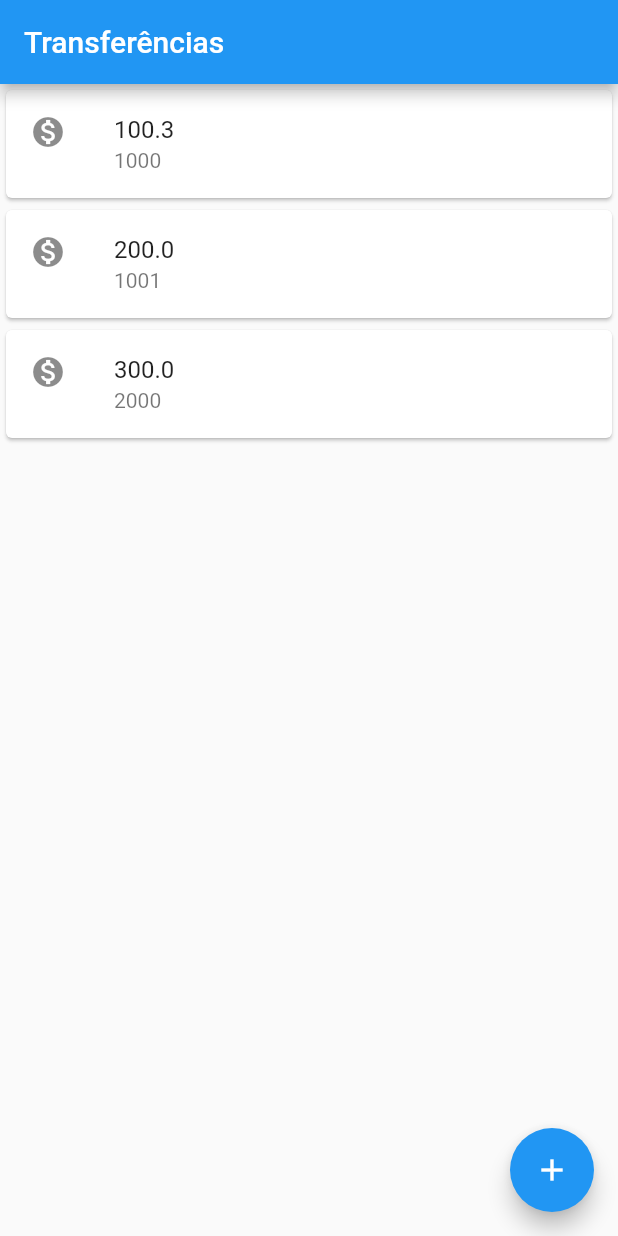
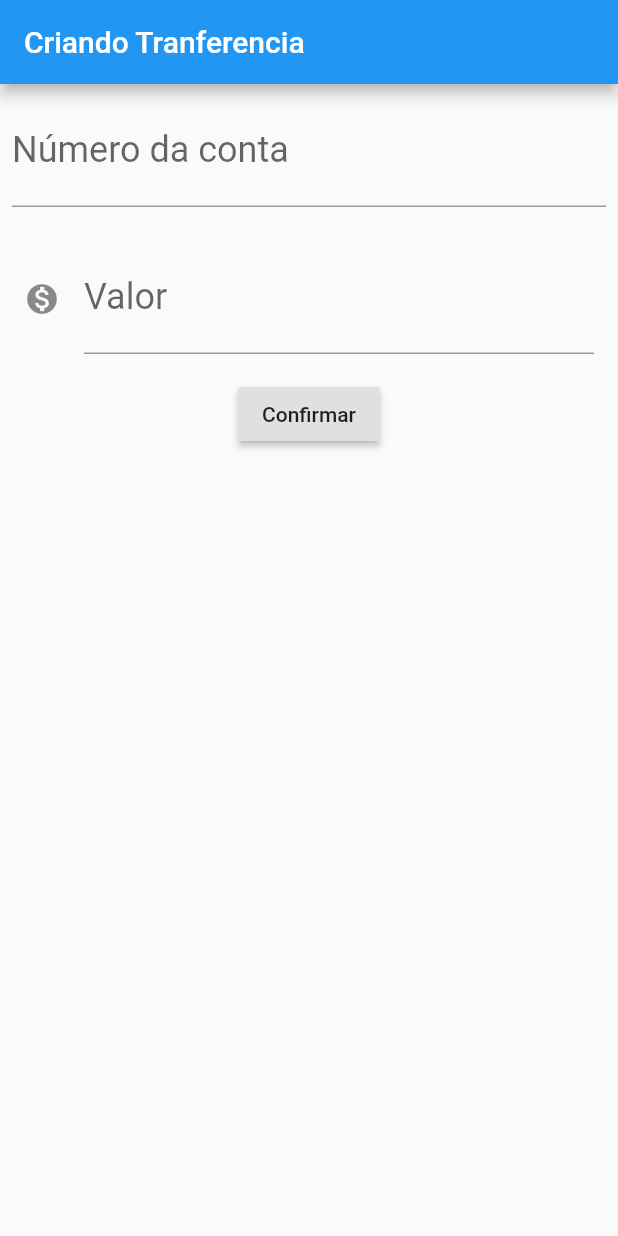
Before and after one commit to izabelabastos2/bytebank, a Flutter app: the screen it shows after launch, on a phone screen of 412 x 824 dp. Run offline on Flutter 3.47's test engine with Material 2 defaults, Android fonts, the phone set to English and light mode, and no system bars.

Commit message:
criando trasferencia

```diff
--- a/lib/main.dart
+++ b/lib/main.dart
@@ -1,25 +1,98 @@
 import 'package:flutter/material.dart';
 
-void main() => runApp(MaterialApp(
-    home: Scaffold(
-      body: ListaTranferencias(),
+void main() => runApp(BytebankApp());
+
+class BytebankApp extends StatelessWidget {
+  @override
+  Widget build(BuildContext context) {
+    return MaterialApp(
+        home: Scaffold(
+          body: FormularioTransferencia(),
+        ));
+  }
+}
+
+class FormularioTransferencia extends StatelessWidget {
+
+//controladores
+  final TextEditingController _controladorCampoNumeroConta = TextEditingController();
+  final TextEditingController _controladorCampoValor = TextEditingController();
+
+  @override
+  Widget build(BuildContext context) {
+    return Scaffold(
+      appBar: AppBar(title: Text('Criando Tranferencia')),
+      body: Column(
+        children: [
+          Padding(
+            padding: const EdgeInsets.all(8.0),
+            child: TextField(
+              controller: _controladorCampoNumeroConta,
+              style: TextStyle(
+                fontSize: 24.0,
+              ),
+              decoration: InputDecoration(
+                labelText: 'Número da conta',
+                hintText: '000'
+              ),
+              keyboardType: TextInputType.number ,
+            ),
+          ),
+
+          Padding(
+            padding: const EdgeInsets.all(16.0),
+            child: TextField(
+              controller: _controladorCampoValor,
+              style: TextStyle(
+                fontSize: 24.0,
+              ),
+              decoration: InputDecoration(
+                  icon: Icon(Icons.monetization_on),
+                  labelText: 'Valor',
+                  hintText: '0.00'
+              ),
+              keyboardType: TextInputType.number ,
+            ),
+          ),
+          RaisedButton(
+              child: Text('Confirmar'),
+              onPressed: (){
+               final int numeroConta = int.tryParse(_controladorCampoNumeroConta.text);
+               final double valor = double.tryParse(_controladorCampoValor.text);
+               if(numeroConta != null && valor != null){
+                 final transferenciaCriada = Transferencia(valor, numeroConta);
+                 debugPrint('$transferenciaCriada');
+                 Scaffold.of(context).showSnackBar(
+                   SnackBar(
+                     content: Text('$transferenciaCriada'),
+                   ),
+                 );
+               }
+              },
+          ),
+        ],
+      ),
+    );
+  }
+}
+
+class ListaTranferencias extends StatelessWidget{
+  @override
+  Widget build(BuildContext context) {
+    return Scaffold(
       appBar: AppBar(title: Text('Transferências'),
+      ),
+      body: Column(
+        children: <Widget>[
+          ItemTransferencia(Transferencia(100.30, 1000)),
+          ItemTransferencia(Transferencia(200.0, 1001)),
+          ItemTransferencia(Transferencia(300.0, 2000)),
+        ],
       ),
       floatingActionButton: FloatingActionButton(
         onPressed: () {  },
         child: Icon(Icons.add),
       ),
-    )));
-
-class ListaTranferencias extends StatelessWidget{
-  @override
-  Widget build(BuildContext context) {
-    return Column(
-      children: <Widget>[
-        ItemTransferencia(Transferencia(100.30, 1000)),
-        ItemTransferencia(Transferencia(200.0, 1001)),
-        ItemTransferencia(Transferencia(300.0, 2000)),
-      ],
     );
   }
 }
@@ -44,4 +117,9 @@ class Transferencia {
   final int numeroConta;
 
   Transferencia(this.valor,this.numeroConta);
+
+  @override
+  String toString() {
+    return 'Transferencia{valor: $valor, numeroConta: $numeroConta}';
+  }
 }
```
Also changed, not shown: 1 other file.
